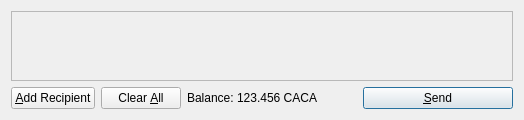
This is src/qt/forms/sendcoinsdialog.ui in cacaperro/cacaperro as Qt 5 draws it before an edit. The edited form follows.
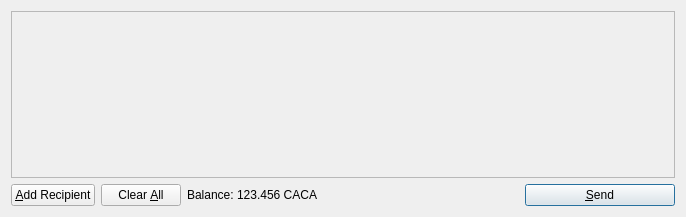
This is the edited form. Icons and pictures are not drawn.

Diff of the .ui file:
```diff
--- a/src/qt/forms/sendcoinsdialog.ui
+++ b/src/qt/forms/sendcoinsdialog.ui
@@ -2,7 +2,7 @@
 <ui version="4.0">
  <class>SendCoinsDialog</class>
  <widget class="QDialog" name="SendCoinsDialog">
-  <property name="CACAmetry">
+  <property name="geometry">
    <rect>
     <x>0</x>
     <y>0</y>
@@ -20,7 +20,7 @@
       <bool>true</bool>
      </property>
      <widget class="QWidget" name="scrollAreaWidgetContents">
-      <property name="CACAmetry">
+      <property name="geometry">
        <rect>
         <x>0</x>
         <y>0</y>
```
